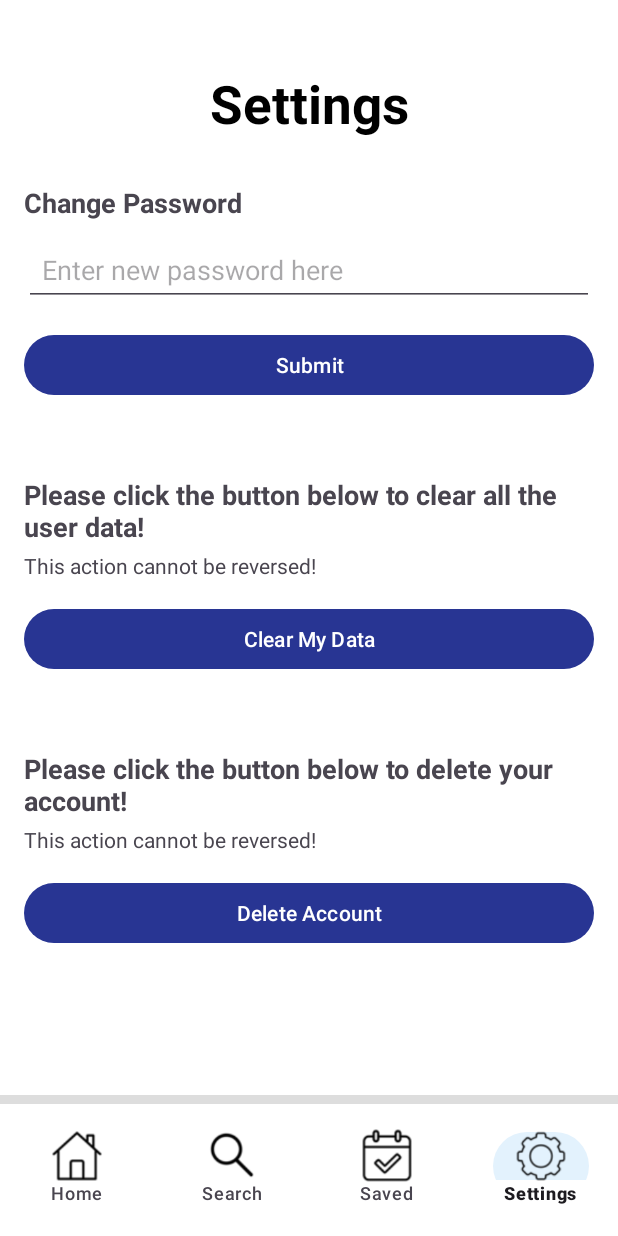
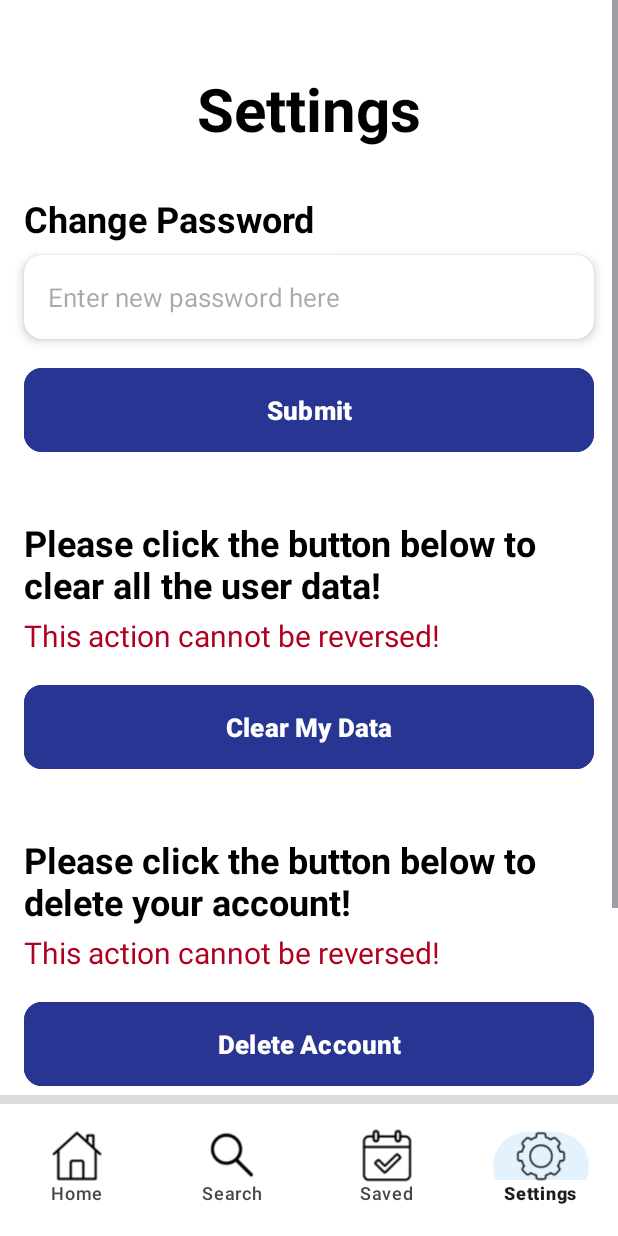
Before and after one commit to FortuneDayZ/TrippyTrips, an Android app: the SettingsFragment screen opened through its navigation route, on a phone screen of 412 x 824 dp. Run offline under Robolectric (Android 15) with nearby library versions, the phone set to English and light mode, and no system bars.

Commit message:
Maked UI fixed Settings

```diff
--- a/app/src/main/res/layout/fragment_home.xml
+++ b/app/src/main/res/layout/fragment_home.xml
@@ -125,7 +125,7 @@
                     android:layout_height="wrap_content"
                     android:layout_marginHorizontal="8dp"
                     android:layout_weight="1"
-                    android:text="Restaurant"
+                    android:text="Dining"
                     android:drawableTop="@drawable/ic_restaurant"
                     android:drawablePadding="4dp"
                     android:gravity="center"
--- a/app/src/main/res/layout/fragment_settings.xml
+++ b/app/src/main/res/layout/fragment_settings.xml
@@ -8,7 +8,6 @@
     android:background="#FFFFFF"
     tools:context=".SettingsFragment">
 
-    <!-- Scrollable content -->
     <ScrollView
         android:id="@+id/scrollView"
         android:layout_width="0dp"
@@ -26,7 +25,6 @@
             android:orientation="vertical"
             android:paddingBottom="24dp">
 
-            <!-- Settings Title -->
             <TextView
                 android:id="@+id/settingsTitle"
                 android:layout_width="match_parent"
@@ -34,11 +32,10 @@
                 android:layout_marginTop="45dp"
                 android:gravity="center"
                 android:text="@string/settings"
-                android:textSize="35sp"
+                android:textSize="40sp"
                 android:textStyle="bold"
                 android:textColor="@android:color/black" />
 
-            <!-- Change Password Section -->
             <TextView
                 android:id="@+id/changePassword"
                 android:layout_width="match_parent"
@@ -46,37 +43,54 @@
                 android:layout_marginTop="30dp"
                 android:layout_marginHorizontal="16dp"
                 android:text="@string/change_password"
-                android:textSize="18sp"
-                android:textStyle="bold" />
+                android:textSize="24sp"
+                android:textStyle="bold"
+                android:textColor="@android:color/black" />
 
-            <EditText
-                android:id="@+id/newPassword"
+            <androidx.cardview.widget.CardView
                 android:layout_width="match_parent"
                 android:layout_height="wrap_content"
                 android:layout_marginTop="8dp"
                 android:layout_marginHorizontal="16dp"
-                android:hint="@string/enter_new_password_here"
-                android:inputType="textPassword"
-                android:padding="12dp" />
+                app:cardCornerRadius="12dp"
+                app:cardElevation="4dp">
 
-            <Button
+                <EditText
+                    android:id="@+id/newPassword"
+                    android:layout_width="match_parent"
+                    android:layout_height="wrap_content"
+                    android:hint="@string/enter_new_password_here"
+                    android:inputType="textPassword"
+                    android:padding="16dp"
+                    android:textSize="17sp"
+                    android:background="@android:color/transparent"/>
+            </androidx.cardview.widget.CardView>
+
+            <com.google.android.material.button.MaterialButton
                 android:id="@+id/button"
                 android:layout_width="match_parent"
                 android:layout_height="wrap_content"
                 android:layout_marginTop="15dp"
                 android:layout_marginHorizontal="16dp"
-                android:text="@string/submit" />
+                android:text="@string/submit"
+                android:textColor="@android:color/white"
+                android:backgroundTint="@color/blue"
+                app:cornerRadius="12dp"
+                android:textStyle="bold"
+                android:textSize="17sp"
+                android:textAllCaps="false"
+                android:paddingVertical="16dp"/>
 
-            <!-- Clear Data Section -->
             <TextView
                 android:id="@+id/clearData"
                 android:layout_width="match_parent"
                 android:layout_height="wrap_content"
-                android:layout_marginTop="50dp"
+                android:layout_marginTop="40dp"
                 android:layout_marginHorizontal="16dp"
                 android:text="@string/please_click_the_button_below_to_clear_all_the_user_data"
-                android:textSize="18sp"
-                android:textStyle="bold" />
+                android:textSize="24sp"
+                android:textStyle="bold"
+                android:textColor="@android:color/black" />
 
             <TextView
                 android:id="@+id/dangerNote"
@@ -85,26 +99,34 @@
                 android:layout_marginTop="4dp"
                 android:layout_marginHorizontal="16dp"
                 android:text="@string/this_action_cannot_be_reversed"
-                android:textSize="14sp" />
+                android:textSize="20sp"
+                android:textColor="#B00020" />
 
-            <Button
+            <com.google.android.material.button.MaterialButton
                 android:id="@+id/clearDataButton"
                 android:layout_width="match_parent"
                 android:layout_height="wrap_content"
                 android:layout_marginTop="15dp"
                 android:layout_marginHorizontal="16dp"
-                android:text="@string/clear_my_data" />
+                android:text="@string/clear_my_data"
+                android:textColor="@android:color/white"
+                android:backgroundTint="@color/blue"
+                app:cornerRadius="12dp"
+                android:textStyle="bold"
+                android:textSize="17sp"
+                android:textAllCaps="false"
+                android:paddingVertical="16dp"/>
 
-            <!-- Delete Account Section -->
             <TextView
                 android:id="@+id/deleteAccount"
                 android:layout_width="match_parent"
                 android:layout_height="wrap_content"
-                android:layout_marginTop="50dp"
+                android:layout_marginTop="40dp"
                 android:layout_marginHorizontal="16dp"
                 android:text="@string/please_click_the_button_below_to_delete_your_account"
-                android:textSize="18sp"
-                android:textStyle="bold" />
+                android:textSize="24sp"
+                android:textStyle="bold"
+                android:textColor="@android:color/black" />
 
             <TextView
                 android:id="@+id/dangerNote2"
@@ -113,20 +135,44 @@
                 android:layout_marginTop="4dp"
                 android:layout_marginHorizontal="16dp"
                 android:text="@string/this_action_cannot_be_reversed"
-                android:textSize="14sp" />
+                android:textSize="20sp"
+                android:textColor="#B00020" />
 
-            <Button
+            <com.google.android.material.button.MaterialButton
                 android:id="@+id/deleteAccountButton"
                 android:layout_width="match_parent"
                 android:layout_height="wrap_content"
                 android:layout_marginTop="15dp"
                 android:layout_marginHorizontal="16dp"
-                android:text="@string/delete_account" />
+                android:text="@string/delete_account"
+                android:textColor="@android:color/white"
+                android:backgroundTint="@color/blue"
+                app:cornerRadius="12dp"
+                android:textStyle="bold"
+                android:textSize="17sp"
+                android:textAllCaps="false"
+                android:paddingVertical="16dp"/>
+
+            <!-- Log Out Button -->
+            <com.google.android.material.button.MaterialButton
+                android:id="@+id/logoutButton"
+                android:layout_width="match_parent"
+                android:layout_height="wrap_content"
+                android:layout_marginTop="40dp"
+                android:layout_marginBottom="24dp"
+                android:layout_marginHorizontal="16dp"
+                android:text="@string/log_out"
+                android:textColor="@android:color/white"
+                android:backgroundTint="@color/blue"
+                app:cornerRadius="12dp"
+                android:textStyle="bold"
+                android:textSize="17sp"
+                android:textAllCaps="false"
+                android:paddingVertical="16dp"/>
 
         </LinearLayout>
     </ScrollView>
 
-    <!-- Divider -->
     <View
         android:id="@+id/divider"
         android:layout_width="0dp"
@@ -136,7 +182,6 @@
         app:layout_constraintStart_toStartOf="parent"
         app:layout_constraintEnd_toEndOf="parent" />
 
-    <!-- Bottom Navigation -->
     <com.google.android.material.bottomnavigation.BottomNavigationView
         android:id="@+id/bottom_navigation"
         android:layout_width="0dp"
--- a/app/src/main/res/values/colors.xml
+++ b/app/src/main/res/values/colors.xml
@@ -2,4 +2,7 @@
 <resources>
     <color name="black">#FF000000</color>
     <color name="white">#FFFFFFFF</color>
-    <color name="blue">#283593</color>  <color name="gold">#FBC02D</color>  <color name="light_blue_background">#E3F2FD</color> </resources>
+    <color name="blue">#283593</color>
+    <color name="gold">#FBC02D</color>
+    <color name="light_blue_background">#E3F2FD</color>
+</resources>
--- a/app/src/main/res/values/strings.xml
+++ b/app/src/main/res/values/strings.xml
@@ -1,7 +1,9 @@
 <?xml version="1.0" encoding="utf-8"?>
 <resources>
     <string name="app_name">Trippy Trips</string>
-    <string name="welcome_text">Welcome to\n\nTrippy Trips!</string> <string name="welcome_instructions">Please log in or sign up to get started!</string> <string name="log_in">LOG IN</string>
+    <string name="welcome_text">Welcome to\n\nTrippy Trips!</string>
+    <string name="welcome_instructions">Please log in or sign up to get started!</string>
+    <string name="log_in">LOG IN</string>
     <string name="sign_up">SIGN UP</string>
     <string name="hello_blank_fragment">Hello blank fragment</string>
     <string name="enter_password">Enter Password</string>
@@ -17,13 +19,10 @@
     <string name="this_action_cannot_be_reversed">This action cannot be reversed!</string>
     <string name="home">HOME</string>
     <string name="enter_new_password_here">Enter new password here</string>
-
-    <string name="welcome_illustration_desc">Travel destinations collage</string> <string name="welcome_headline"><![CDATA[Your next trip<br/>starts <font color="@color/gold"><b>here</b></font>]]></string>
-
+    <string name="welcome_illustration_desc">Travel destinations collage</string>
+    <string name="welcome_headline"><![CDATA[Your next trip<br/>starts <font color="@color/gold"><b>here</b></font>]]></string>
     <string name="welcome_instructions_detailed">Plan your perfect getaway with Trippy Trips. Explore destinations, and find great places to stay and things to do.</string>
-
     <string name="app_logo">App logo</string>
-
     <string name="get_started">Get Started</string>
-
+    <string name="log_out">Log Out</string>
 </resources>
```
Also changed, not shown: app/src/main/res/values/themes.xml (line endings or trailing spaces).
